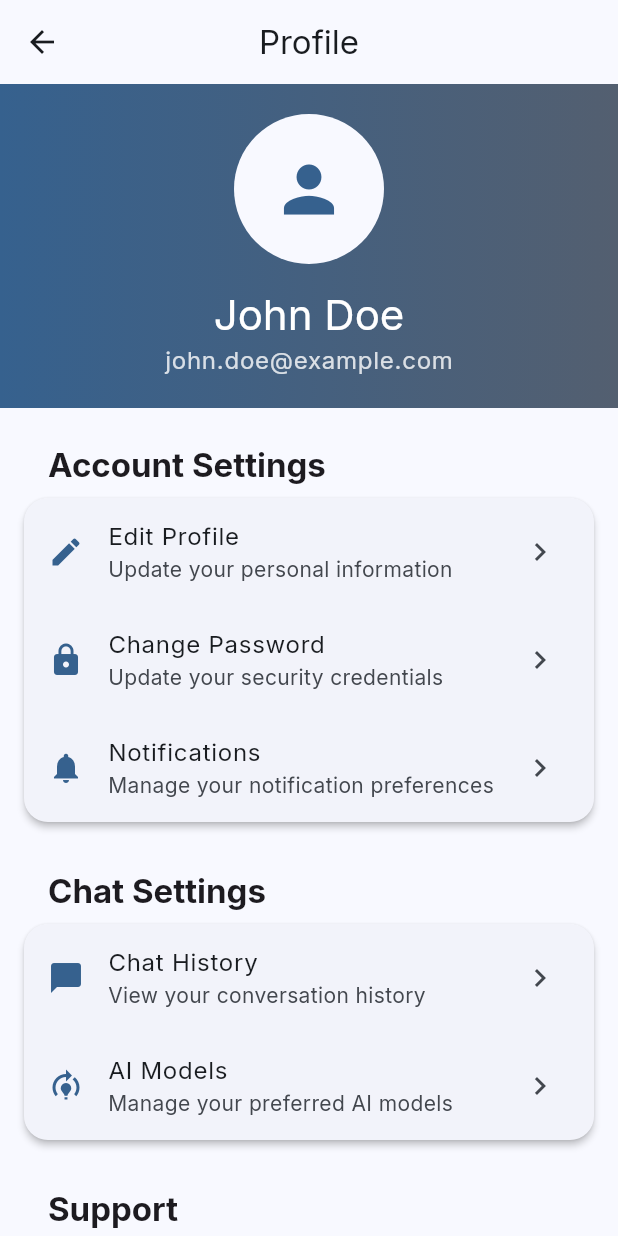
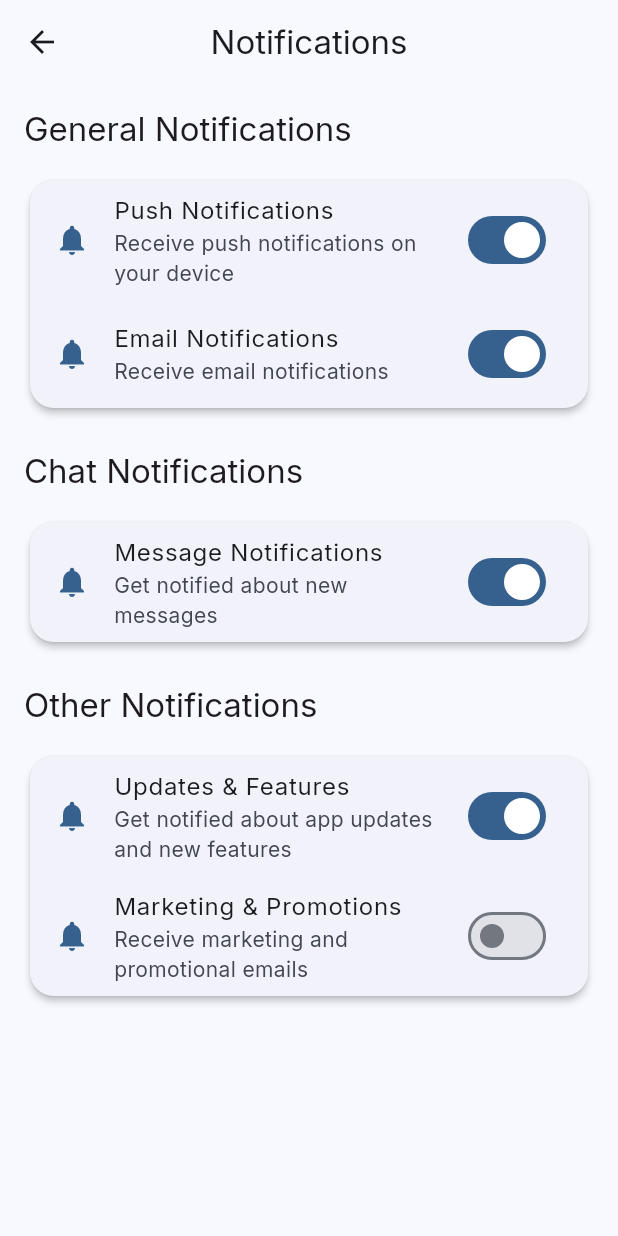
Before and after one commit to ZaibLComrade/Polybot, a Flutter app: the UserPage screen opened by its route, after a tap on "Notifications", on a phone screen of 412 x 824 dp. Run offline on Flutter 3.47's test engine with Material 3 defaults, Android fonts, the phone set to English and light mode, and no system bars; our stand-ins replace google_fonts.

Commit message:
Added enhanced features to settigns page

```diff
--- a/lib/main.dart
+++ b/lib/main.dart
@@ -1,4 +1,7 @@
 import 'package:flutter/material.dart';
+import 'package:polybot/pages/change_password_page.dart';
+import 'package:polybot/pages/edit_profile_page.dart';
+import 'package:polybot/pages/notification_page.dart';
 import 'package:provider/provider.dart';
 import 'package:polybot/pages/chat_page.dart';
 import 'package:polybot/pages/landing_page.dart';
@@ -62,6 +65,12 @@ class MyApp extends StatelessWidget {
                 return const PricingPage();
               case '/profile':
                 return const UserPage();
+              case '/profile/change-password':
+                return const ChangePasswordPage();
+              case '/profile/edit-profile':
+                return const EditProfilePage();
+              case '/profile/notification':
+                return const NotificationsPage();
               case '/models':
                 return const ModelsPage();
               case '/settings':
--- a/lib/pages/landing_page.dart
+++ b/lib/pages/landing_page.dart
@@ -1,4 +1,5 @@
 import 'package:flutter/material.dart';
+import 'package:polybot/widgets/common/footer.dart';
 import 'package:polybot/widgets/landing/feature_card.dart';
 import 'package:polybot/widgets/landing/hero_section.dart';
 import 'package:polybot/widgets/landing/testimonial_card.dart';
@@ -90,6 +91,7 @@ class LandingPage extends StatelessWidget {
               ),
             ),
             const SizedBox(height: 64),
+            const Footer(),
           ],
         ),
       ),
--- /dev/null
+++ b/lib/pages/notification_page.dart
@@ -0,0 +1,17 @@
+import 'package:flutter/material.dart';
+import 'package:polybot/widgets/account/notification_settings.dart';
+
+class NotificationsPage extends StatelessWidget {
+  const NotificationsPage({super.key});
+
+  @override
+  Widget build(BuildContext context) {
+    return Scaffold(
+      appBar: AppBar(
+        title: const Text('Notifications'),
+        centerTitle: true,
+      ),
+      body: const NotificationSettings(),
+    );
+  }
+}
--- a/lib/themes/app_theme.dart
+++ b/lib/themes/app_theme.dart
@@ -47,7 +47,7 @@ class AppTheme {
   static ThemeData darkTheme = ThemeData(
     useMaterial3: true,
     colorScheme: ColorScheme.fromSeed(
-      seedColor: Colors.blue,
+      seedColor: const Color.fromARGB(255, 243, 75, 33),
       brightness: Brightness.dark,
     ),
     textTheme: GoogleFonts.interTextTheme(ThemeData.dark().textTheme),
--- /dev/null
+++ b/lib/widgets/account/notification_settings.dart
@@ -0,0 +1,108 @@
+import 'package:flutter/material.dart';
+
+class NotificationSettings extends StatefulWidget {
+  const NotificationSettings({super.key});
+
+  @override
+  State<NotificationSettings> createState() => _NotificationSettingsState();
+}
+
+class _NotificationSettingsState extends State<NotificationSettings> {
+  bool _pushNotifications = true;
+  bool _emailNotifications = true;
+  bool _messageNotifications = true;
+  bool _updateNotifications = true;
+  bool _marketingNotifications = false;
+
+  @override
+  Widget build(BuildContext context) {
+    return ListView(
+      padding: const EdgeInsets.all(16.0),
+      children: [
+        _buildSection(
+          'General Notifications',
+          [
+            _buildSwitchTile(
+              'Push Notifications',
+              'Receive push notifications on your device',
+              _pushNotifications,
+              (value) => setState(() => _pushNotifications = value),
+            ),
+            _buildSwitchTile(
+              'Email Notifications',
+              'Receive email notifications',
+              _emailNotifications,
+              (value) => setState(() => _emailNotifications = value),
+            ),
+          ],
+        ),
+        const SizedBox(height: 24),
+        _buildSection(
+          'Chat Notifications',
+          [
+            _buildSwitchTile(
+              'Message Notifications',
+              'Get notified about new messages',
+              _messageNotifications,
+              (value) => setState(() => _messageNotifications = value),
+            ),
+          ],
+        ),
+        const SizedBox(height: 24),
+        _buildSection(
+          'Other Notifications',
+          [
+            _buildSwitchTile(
+              'Updates & Features',
+              'Get notified about app updates and new features',
+              _updateNotifications,
+              (value) => setState(() => _updateNotifications = value),
+            ),
+            _buildSwitchTile(
+              'Marketing & Promotions',
+              'Receive marketing and promotional emails',
+              _marketingNotifications,
+              (value) => setState(() => _marketingNotifications = value),
+            ),
+          ],
+        ),
+      ],
+    );
+  }
+
+  Widget _buildSection(String title, List<Widget> children) {
+    return Column(
+      crossAxisAlignment: CrossAxisAlignment.start,
+      children: [
+        Text(
+          title,
+          style: Theme.of(context).textTheme.titleLarge,
+        ),
+        const SizedBox(height: 16),
+        Card(
+          child: Column(
+            children: children,
+          ),
+        ),
+      ],
+    );
+  }
+
+  Widget _buildSwitchTile(
+    String title,
+    String subtitle,
+    bool value,
+    ValueChanged<bool> onChanged,
+  ) {
+    return SwitchListTile(
+      title: Text(title),
+      subtitle: Text(subtitle),
+      value: value,
+      onChanged: onChanged,
+      secondary: Icon(
+        Icons.notifications,
+        color: Theme.of(context).colorScheme.primary,
+      ),
+    );
+  }
+}
```
Also changed, not shown: lib/pages/change_password_page.dart (added, +20 -0 lines), lib/pages/edit_profile_page.dart (added, +20 -0 lines), lib/pages/user_page.dart (+25 -11 lines), lib/widgets/account/password_form.dart (added, +146 -0 lines), lib/widgets/account/profile_form.dart (added, +121 -0 lines), lib/widgets/chat/format_toolbar.dart (added, +50 -0 lines), lib/widgets/chat/sidebar.dart (+5 -19 lines).
